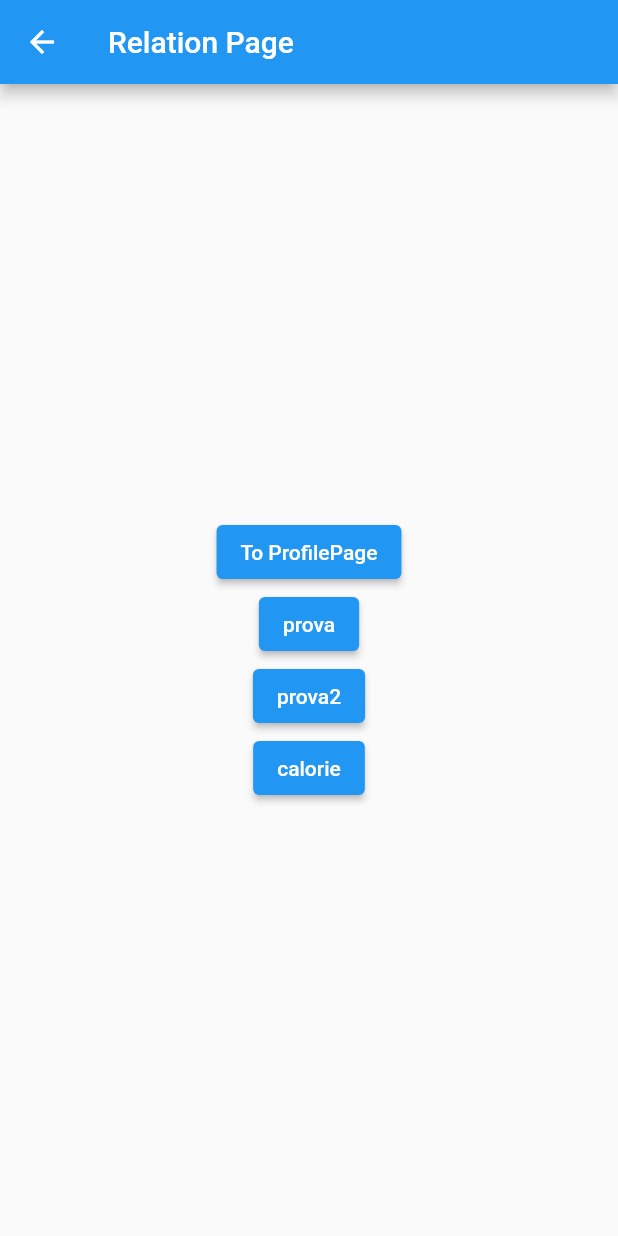
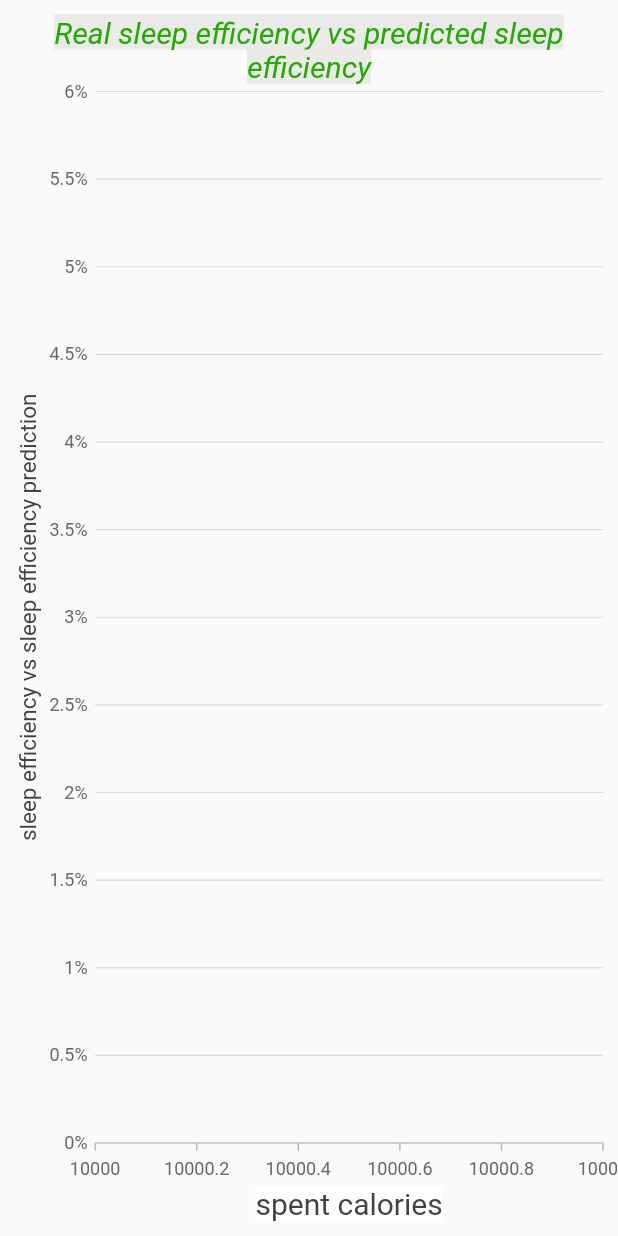
Before and after one commit to alerocco7/colombo-rocco, a Flutter app: the HomePage screen opened by its route, after a tap on "To Relation", on a phone screen of 412 x 824 dp. Run offline on Flutter 3.47's test engine with Material 2 defaults, Android fonts, the phone set to English and light mode, and no system bars; our stand-ins replace floor, shared_preferences, sqflite, syncfusion_flutter_charts; missing offline and left inert: fitbitter; accounts and stored records are empty; generated files the repository leaves out were written again.

Commit message:
[ale] prediction graph

```diff
--- a/lib/screens/calendarpage.dart
+++ b/lib/screens/calendarpage.dart
@@ -90,10 +90,10 @@ class _calendarPageState extends State<calendarPage> {
                   ]);
                 } else {
                   sleepEff = sleepEfficiency(data);
-                  sleepEff = 100*(sleepEff-parametri.elementAt(2))/parametri.elementAt(2);
-                  double sleepEffpred = predictionFunc(data.caloriesDaybefore,
+                  double sleepEffoverMean = 100*(sleepEff-parametri.elementAt(2))/parametri.elementAt(2);
+                  double sleepEffpredoverMean = predictionFunc(data.caloriesDaybefore,
                     parametri.elementAt(0), parametri.elementAt(1));
-                    sleepEffpred =  100*(sleepEffpred-parametri.elementAt(2))/parametri.elementAt(2);
+                    sleepEffpredoverMean =  100*(sleepEffpredoverMean-parametri.elementAt(2))/parametri.elementAt(2);
                   return Center(
                       child: Column(
                     mainAxisAlignment: MainAxisAlignment.spaceAround,
@@ -103,8 +103,8 @@ class _calendarPageState extends State<calendarPage> {
                       Text(DateFormat.yMMMMd().format(data.day)),
                       Text('${data.deep}'),
                       Text('${data.caloriesDaybefore}'),
-                      Text('Real sleep efficiency: $sleepEff %'),
-                      Text('Predicted sleep efficiency $sleepEffpred %'),
+                      Text('Real sleep efficiency: $sleepEffoverMean %'),
+                      Text('Predicted sleep efficiency $sleepEffpredoverMean %'),
                       ElevatedButton(
                         onPressed: () async {
                           _selectDate(context);
--- a/lib/screens/homepage.dart
+++ b/lib/screens/homepage.dart
@@ -217,6 +217,11 @@ class _HomePageState extends State<HomePage> {
                         ]);
                       } else {
                         chartData = getChartData(data.last);
+                        double tot = data.last.deep!.toDouble() +
+                            data.last.rem!.toDouble() +
+                            data.last.wake!.toDouble() +
+                            data.last.light!.toDouble();
+
                         return Column(
                           mainAxisAlignment: MainAxisAlignment.center,
                           children: [
@@ -280,7 +285,8 @@ class _HomePageState extends State<HomePage> {
             ElevatedButton(
                 child: const Text('To Relation'),
                 onPressed: () {
-                  Navigator.pushNamed(context, '/relation/');
+                  Navigator.pushNamed(context, '/relation/',
+                      arguments: parametri);
                 }),
           ],
         ),
--- a/lib/screens/relation.dart
+++ b/lib/screens/relation.dart
@@ -1,72 +1,131 @@
 import 'package:colombo_rocco/database/entities/activity.dart';
 import 'package:colombo_rocco/database/entities/sleep.dart';
+import 'package:colombo_rocco/utils/predictionFunc.dart';
 import 'package:flutter/material.dart';
 import 'package:provider/provider.dart';
 import 'package:colombo_rocco/repository/databaseRepository.dart';
+import 'package:syncfusion_flutter_charts/charts.dart';
+import 'dart:math';
 
-class RelationPage extends StatelessWidget {
+class RelationPage extends StatefulWidget {
+  @override
+  State<RelationPage> createState() => _RelationPageState();
+}
+
+class _RelationPageState extends State<RelationPage> {
+  List<SalesData> chartData = [];
+
+  @override
+  void initState() {
+    chartData =
+        getChartData([Sleep(DateTime.now(), 10, 20, 30, 40, 0)], [0, 1]);
+    super.initState();
+  }
+
   @override
   Widget build(BuildContext context) {
-    return Scaffold(
-        appBar: AppBar(title: const Text('Relation Page')),
-        body: Center(
-          child: Column(mainAxisAlignment: MainAxisAlignment.center, children: [
-            ElevatedButton(
-              child: const Text('To ProfilePage'),
-              onPressed: () {
-                Navigator.pop(context);
-              },
-            ),
-            ElevatedButton(
-                child: const Text('prova'),
-                onPressed: () async {
-                  DateTime day =
-                      DateTime.now().subtract(const Duration(days: 30));
-                  List<Sleep?> prova = await Provider.of<DatabaseRepository>(
-                          context,
-                          listen: false)
-                      .findSleepByfirstday(day);
-                  for (var i = 0; i < prova.length; i++) {
+    List<double> parametri =
+        ModalRoute.of(context)!.settings.arguments! as List<double>;
 
-                    double mintot = prova.elementAt(i)!.deep!.toDouble() +
-                        prova.elementAt(i)!.light!.toDouble() +
-                        prova.elementAt(i)!.rem!.toDouble() +
-                        prova.elementAt(i)!.wake!.toDouble();
-                    double efficiency = 100 * (prova.elementAt(i)!.deep!.toDouble()) / mintot;
+    return Scaffold(body: Center(
+        child: Consumer<DatabaseRepository>(builder: (context, dbr, child) {
+      return FutureBuilder(
+          initialData: null,
+          future: dbr.findAllSleep(),
+          builder: (context, snapshot) {
+            if (snapshot.hasData) {
+              final data = snapshot.data as List<Sleep?>;
+              final List<double?> calorie = [];
+              chartData = getChartData(data, parametri);
+              double? mincal = 10000;
+              double? maxcal = 0;
+              for (var i = 0; i < data.length - 1; i++) {
+                calorie.add(data.elementAt(i)!.caloriesDaybefore);
+                if (data.elementAt(i)!.caloriesDaybefore! < mincal!) {
+                  mincal = data.elementAt(i)!.caloriesDaybefore;
+                }
+                if (data.elementAt(i)!.caloriesDaybefore! > maxcal!) {
+                  maxcal = data.elementAt(i)!.caloriesDaybefore;
+                }
+              }
+              return SafeArea(
+                  child: SfCartesianChart(
+                plotAreaBorderWidth: 0,
+                title: ChartTitle(
+                  text: 'Real sleep efficiency vs predicted sleep efficiency',
+                  backgroundColor: Color.fromARGB(117, 216, 216, 212),
+                  textStyle: TextStyle(
+                      color: Color.fromARGB(255, 37, 169, 4),
+                      fontStyle: FontStyle.italic,
+                      fontSize: 20),
+                ),
+                primaryXAxis: NumericAxis(
+                  minimum: mincal,
+                  maximum: maxcal,
+                  title: AxisTitle(
+                      text: 'spent calories',
+                      textStyle: TextStyle(
+                          backgroundColor: Color.fromARGB(255, 255, 255, 255),
+                          fontSize: 20)),
+                  labelIntersectAction: AxisLabelIntersectAction.multipleRows,
+                  majorGridLines: const MajorGridLines(width: 0),
+                ),
+                legend: Legend(isVisible: false),
+                primaryYAxis: NumericAxis(
+                    title: AxisTitle(
+                        text:
+                            'sleep efficiency vs sleep efficiency prediction'),
+                    labelFormat: '{value}%',
+                    axisLine: const AxisLine(width: 0),
+                    majorTickLines: const MajorTickLines(size: 0)),
+                tooltipBehavior: TooltipBehavior(
+                    enable: true, header: '', canShowMarker: false),
+                series: <ScatterSeries<SalesData, num>>[
+                  ScatterSeries<SalesData, num>(
+                      dataSource: chartData,
+                      xValueMapper: (SalesData chartdata, _) =>
+                          chartdata.calorie,
+                      yValueMapper: (SalesData data, _) => data.timeEff,
+                      markerSettings: const MarkerSettings(
+                          width: 10,
+                          height: 10,
+                          shape: DataMarkerType.triangle),
+                      name: 'time efficiency'),
+                  ScatterSeries<SalesData, num>(
+                      dataSource: chartData,
+                      xValueMapper: (SalesData chartdata, _) =>
+                          chartdata.calorie,
+                      yValueMapper: (SalesData data, _) => data.timeEffpred,
+                      markerSettings: const MarkerSettings(
+                          width: 10, height: 10, shape: DataMarkerType.circle),
+                      name: 'time efficiency predicted')
+                ],
+              ));
+            } else {
+              return const Center(
+                child: CircularProgressIndicator(),
+              );
+            }
+          });
+    })));
+  }
 
-                    print(prova.elementAt(i)!.day.toString());
-                    print('efficiency: $efficiency');
-                    print(prova.elementAt(i)!.deep.toString());
-                    print(prova.elementAt(i)!.wake.toString());
-                    print(prova.elementAt(i)!.light.toString());
-                    print(prova.elementAt(i)!.rem.toString());
-                  }
-
-                }),
-                ElevatedButton(
-                child: const Text('prova2'),
-                onPressed: () async {
-                  DateTime oggi = DateTime(DateTime.now().year, DateTime.now().month, DateTime.now().add(const Duration(days: 1)).day);
-                  Sleep? prova = await Provider.of<DatabaseRepository>(
-                          context,
-                          listen: false)
-                      .findSleepByday(oggi) ;
-                      print(prova!.caloriesDaybefore.toString());}),
-            ElevatedButton(
-                child: const Text('calorie'),
-                onPressed: () async {
-                  DateTime day =
-                      DateTime.now().subtract(const Duration(days: 30));
-                  List<Activity?> calorie =
-                      await Provider.of<DatabaseRepository>(context,
-                              listen: false)
-                          .findCaloriesByfirstday(day);
-                  for (var i = 0; i < calorie.length; i++) {
-                    print(calorie.elementAt(i)!.day.toString());
-                    print(calorie.elementAt(i)!.calories);
-                  }
-                }),
-          ]),
-        ));
+  List<SalesData> getChartData(List<Sleep?> lista, List<double> parametri) {
+    List<SalesData> chartData = [];
+    for (var i = 0; i < lista.length - 1; i++) {
+      chartData.add(SalesData(
+          lista.elementAt(i)!.caloriesDaybefore,
+          sleepEfficiency(lista.elementAt(i)),
+          predictionFunc(lista.elementAt(i)!.caloriesDaybefore,
+              parametri.elementAt(0), parametri.elementAt(1))));
+    }
+    return chartData;
   }
 }
+
+class SalesData {
+  final double? calorie;
+  final double timeEff;
+  final double timeEffpred;
+  SalesData(this.calorie, this.timeEff, this.timeEffpred);
+}
--- a/lib/utils/predictionFunc.dart
+++ b/lib/utils/predictionFunc.dart
@@ -45,7 +45,7 @@ double predictionFunc(double? calorie, double a, double b) {
 
 double sleepEfficiency(Sleep? sleep) {
   return sleep!.deep! /
-      (sleep.deep! +
+      (    sleep.deep! +
           sleep.rem!.toDouble() +
           sleep.light!.toDouble() +
           sleep.wake!.toDouble());
```
